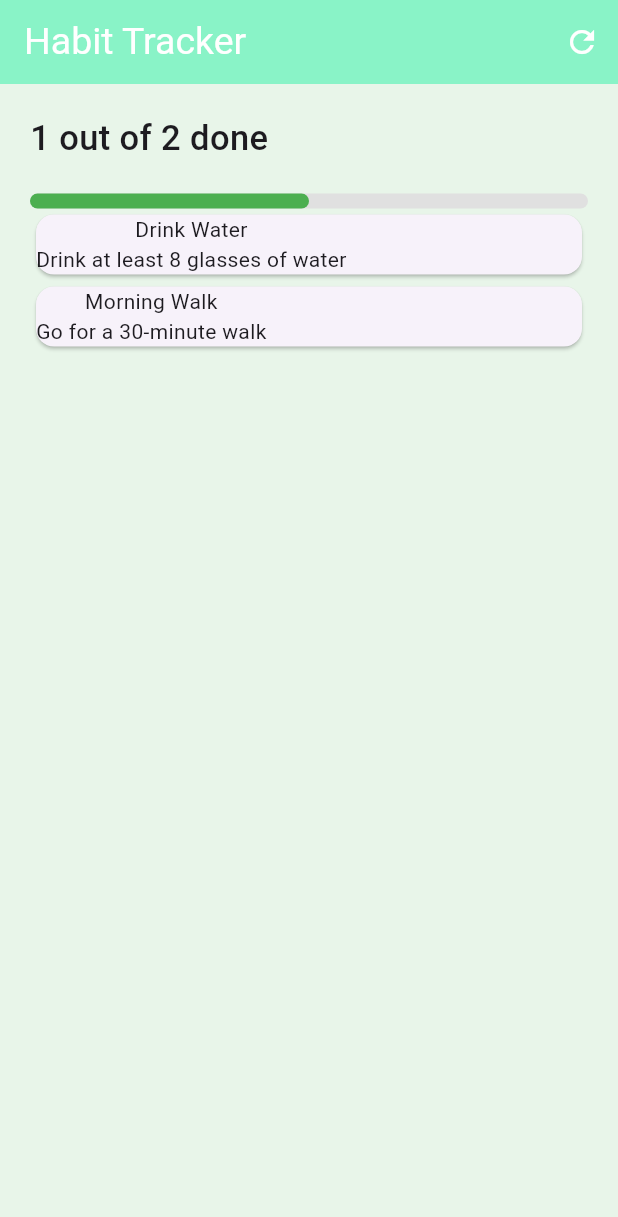
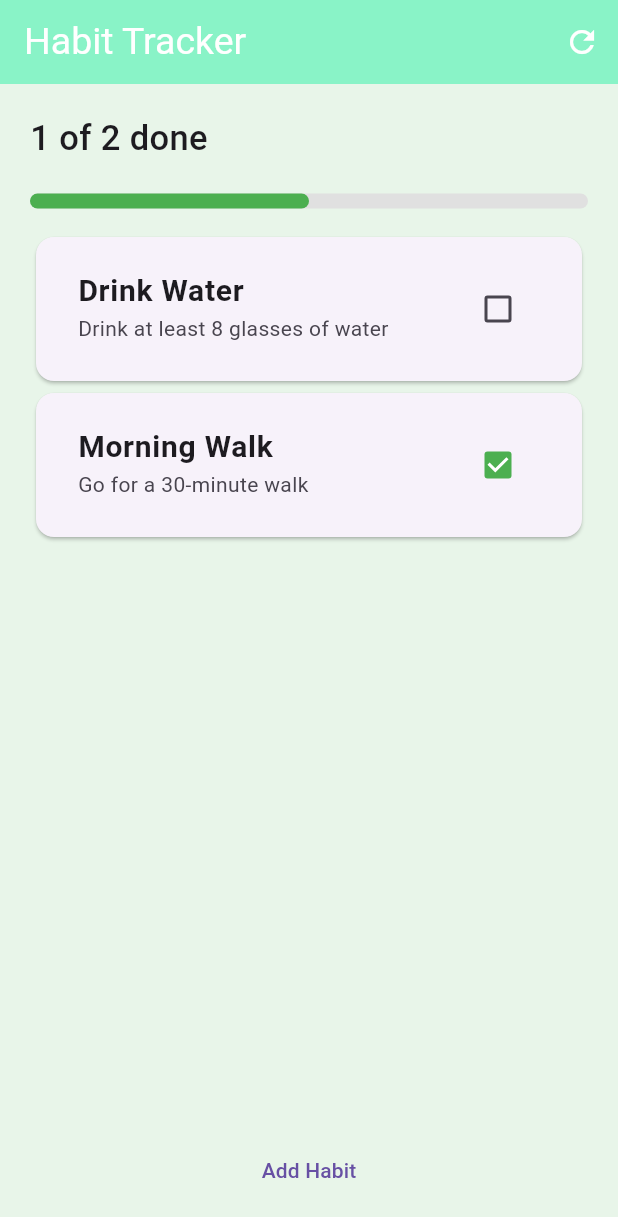
Before and after one commit to Guruprasad-C/Quantix, a Flutter app: the screen it shows after launch, on a phone screen of 412 x 824 dp. Shown: the top 1217 px of the screen. Run offline on Flutter 3.47's test engine with Material 3 defaults, Android fonts, the phone set to English and light mode, and no system bars.

Commit message:
Refactor HabitProvider and HabitViewer to reset streaks and update completion status

```diff
--- a/lib/habit_provider.dart
+++ b/lib/habit_provider.dart
@@ -7,14 +7,14 @@ class HabitProvider extends ChangeNotifier {
       name: 'Drink Water',
       description: 'Drink at least 8 glasses of water',
       isCompletedToday: false,
-      streak: 3,
+      streak: 0,
       lastCompletedAt: DateTime.now(),
     ),
     Habit(
       name: 'Morning Walk',
       description: 'Go for a 30-minute walk',
       isCompletedToday: true,
-      streak: 7,
+      streak: 0,
       lastCompletedAt: DateTime.now(),
     ),
   ];
@@ -45,4 +45,9 @@ class HabitProvider extends ChangeNotifier {
     int com = habits.where((m) => m.isCompletedToday).length;
     return com;
   }
+
+  void update(Habit habit, bool val) {
+    habit.isCompletedToday = val;
+    notifyListeners();
+  }
 }
--- a/lib/widgets/habit_view.dart
+++ b/lib/widgets/habit_view.dart
@@ -19,7 +19,7 @@ class HabitView extends StatelessWidget {
           crossAxisAlignment: CrossAxisAlignment.start,
           children: [
             Text(
-              '${value.done} out of $len done',
+              '${value.done} of $len done',
               style: TextStyle(fontSize: 23, fontWeight: FontWeight.w500),
             ),
             SizedBox(height: 20),
@@ -30,6 +30,7 @@ class HabitView extends StatelessWidget {
               minHeight: 10,
               borderRadius: BorderRadius.circular(5),
             ),
+            SizedBox(height: 15),
             Expanded(
               child: ListView.builder(
                 itemCount: habits.length,
@@ -37,6 +38,9 @@ class HabitView extends StatelessWidget {
                     HabitViewer(habit: habits[index]),
               ),
             ),
+            Center(
+              child: TextButton(onPressed: () {}, child: Text('Add Habit')),
+            ),
           ],
         ),
       ),
--- a/lib/widgets/habit_viewer.dart
+++ b/lib/widgets/habit_viewer.dart
@@ -1,5 +1,7 @@
 import 'package:flutter/material.dart';
+import 'package:habit_app/habit_provider.dart';
 import 'package:habit_app/models/habit.dart';
+import 'package:provider/provider.dart';
 
 class HabitViewer extends StatelessWidget {
   const HabitViewer({super.key, required this.habit});
@@ -8,11 +10,28 @@ class HabitViewer extends StatelessWidget {
 
   @override
   Widget build(BuildContext context) {
-    return Card(
-      child: Row(
-        children: [
-          Column(children: [Text(habit.name), Text(habit.description)]),
-        ],
+    return Consumer<HabitProvider>(
+      builder: (context, value, child) => Card(
+        child: Padding(
+          padding: const EdgeInsets.all(12.0),
+          child: CheckboxListTile(
+            value: habit.isCompletedToday,
+            onChanged: (val) {
+              value.update(habit, val!);
+            },
+            title: Text(
+              habit.name,
+              style: TextStyle(fontSize: 20, fontWeight: FontWeight.bold),
+            ),
+            subtitle: Text(
+              habit.description,
+              style: TextStyle(fontWeight: FontWeight.w400),
+              overflow: TextOverflow.ellipsis,
+              maxLines: 1,
+            ),
+            activeColor: Colors.green,
+          ),
+        ),
       ),
     );
   }
```
